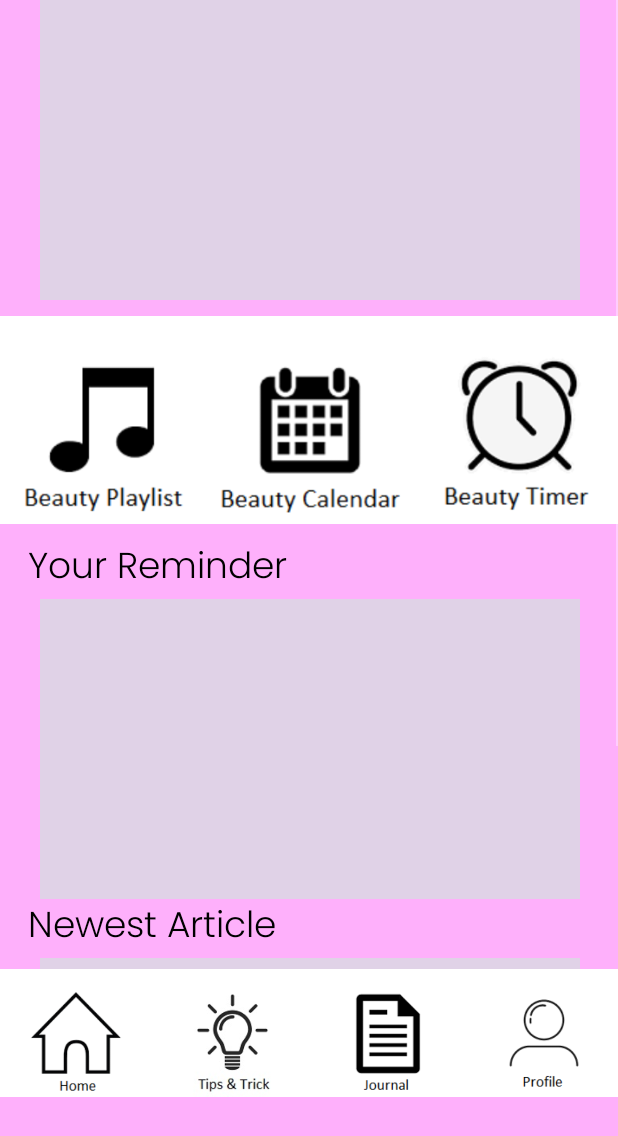
After one commit to verrani/GlowUp, an Android app: the homepage screen opened directly, with no data from a screen before it, on a phone screen of 412 x 824 dp. The commit adds this screen. Shown: the top 1136 px of the screen. Run offline under Robolectric (Android 15) with nearby library versions, the phone set to English and light mode, and no system bars.

Commit message:
homepage

```diff
--- a/app/src/main/AndroidManifest.xml
+++ b/app/src/main/AndroidManifest.xml
@@ -9,6 +9,9 @@
         android:roundIcon="@mipmap/ic_launcher_round"
         android:supportsRtl="true"
         android:theme="@style/Theme.AppCompat.NoActionBar">
+        <activity
+            android:name=".homepage"
+            android:exported="true" />
         <activity
             android:name=".ActivityLogin"
             android:exported="true" />
--- a/app/src/main/java/com/example/splashscreen/ActivityLogin.java
+++ b/app/src/main/java/com/example/splashscreen/ActivityLogin.java
@@ -2,7 +2,9 @@ package com.example.splashscreen;
 
 import androidx.appcompat.app.AppCompatActivity;
 
+import android.content.Intent;
 import android.os.Bundle;
+import android.view.View;
 
 public class ActivityLogin extends AppCompatActivity {
 
@@ -11,4 +13,8 @@ public class ActivityLogin extends AppCompatActivity {
         super.onCreate(savedInstanceState);
         setContentView(R.layout.activity_login);
     }
+    public void MoveLayout(View view) {
+        Intent intent = new Intent(ActivityLogin.this, homepage.class);
+        startActivity(intent);
+    }
 }
--- /dev/null
+++ b/app/src/main/java/com/example/splashscreen/homepage.java
@@ -0,0 +1,14 @@
+package com.example.splashscreen;
+
+import androidx.appcompat.app.AppCompatActivity;
+
+import android.os.Bundle;
+
+public class homepage extends AppCompatActivity {
+
+    @Override
+    protected void onCreate(Bundle savedInstanceState) {
+        super.onCreate(savedInstanceState);
+        setContentView(R.layout.activity_homepage);
+    }
+}
--- /dev/null
+++ b/app/src/main/res/layout/activity_homepage.xml
@@ -0,0 +1,152 @@
+<?xml version="1.0" encoding="utf-8"?>
+<androidx.constraintlayout.widget.ConstraintLayout xmlns:android="http://schemas.android.com/apk/res/android"
+    xmlns:app="http://schemas.android.com/apk/res-auto"
+    xmlns:tools="http://schemas.android.com/tools"
+    android:layout_width="match_parent"
+    android:layout_height="match_parent"
+    android:background="#FEB0FB"
+    tools:context=".homepage">
+
+    <LinearLayout
+        android:id="@+id/linearLayout3"
+        android:layout_width="416dp"
+        android:layout_height="85dp"
+        android:layout_marginStart="5dp"
+        android:layout_marginTop="646dp"
+        android:layout_marginEnd="5dp"
+        android:background="#FFFFFF"
+        android:orientation="horizontal"
+        app:layout_constraintEnd_toEndOf="parent"
+        app:layout_constraintStart_toStartOf="parent"
+        app:layout_constraintTop_toTopOf="parent">
+
+        <ImageView
+            android:id="@+id/imageView2"
+            android:layout_width="wrap_content"
+            android:layout_height="wrap_content"
+            android:layout_weight="1"
+            android:contentDescription="@string/home_icon"
+            app:srcCompat="@drawable/home" />
+
+        <ImageView
+            android:id="@+id/imageView3"
+            android:layout_width="wrap_content"
+            android:layout_height="wrap_content"
+            android:layout_weight="1"
+            android:contentDescription="@string/tipsntrict_icon"
+            app:srcCompat="@drawable/tipsntrick" />
+
+        <ImageView
+            android:id="@+id/imageView4"
+            android:layout_width="wrap_content"
+            android:layout_height="wrap_content"
+            android:layout_weight="1"
+            android:contentDescription="@string/journal_icon"
+            app:srcCompat="@drawable/journal" />
+
+        <ImageView
+            android:id="@+id/imageView5"
+            android:layout_width="wrap_content"
+            android:layout_height="wrap_content"
+            android:layout_weight="1"
+            android:contentDescription="@string/profile_icon"
+            app:srcCompat="@drawable/profile"
+            tools:ignore="ImageContrastCheck" />
+
+    </LinearLayout>
+
+    <ScrollView
+        android:layout_width="416dp"
+        android:layout_height="646dp"
+        android:layout_marginStart="5dp"
+        android:layout_marginEnd="5dp"
+        android:layout_weight="1"
+        app:layout_constraintEnd_toEndOf="parent"
+        app:layout_constraintStart_toStartOf="parent"
+        app:layout_constraintTop_toTopOf="parent">
+
+        <LinearLayout
+            android:layout_width="match_parent"
+            android:layout_height="wrap_content"
+            android:orientation="vertical" >
+
+            <ImageView
+                android:id="@+id/imageView6"
+                android:layout_width="match_parent"
+                android:layout_height="wrap_content"
+                android:contentDescription="@string/image_slider"
+                app:srcCompat="@drawable/imageslider"
+                tools:ignore="ImageContrastCheck" />
+
+            <LinearLayout
+                android:layout_width="match_parent"
+                android:layout_height="match_parent"
+                android:orientation="horizontal">
+
+                <ImageView
+                    android:id="@+id/imageView7"
+                    android:layout_width="wrap_content"
+                    android:layout_height="wrap_content"
+                    android:layout_weight="1"
+                    android:contentDescription="@string/beauty_playlist"
+                    app:srcCompat="@drawable/playlist" />
+
+                <ImageView
+                    android:id="@+id/imageView8"
+                    android:layout_width="wrap_content"
+                    android:layout_height="wrap_content"
+                    android:layout_weight="1"
+                    android:contentDescription="@string/beauty_calendar"
+                    app:srcCompat="@drawable/calendar" />
+
+                <ImageView
+                    android:id="@+id/imageView9"
+                    android:layout_width="wrap_content"
+                    android:layout_height="wrap_content"
+                    android:layout_weight="1"
+                    android:contentDescription="@string/beauty_timer"
+                    app:srcCompat="@drawable/timer" />
+
+            </LinearLayout>
+
+            <TextView
+                android:id="@+id/textView8"
+                android:layout_width="match_parent"
+                android:layout_height="wrap_content"
+                android:fontFamily="@font/poppins_light"
+                android:paddingStart="20dp"
+                android:paddingEnd="20dp"
+                android:text="@string/your_reminder"
+                android:textColor="@color/black"
+                android:textSize="24sp" />
+
+            <ImageView
+                android:id="@+id/imageView10"
+                android:layout_width="match_parent"
+                android:layout_height="wrap_content"
+                android:contentDescription="@string/reminder"
+                app:srcCompat="@drawable/imageslider"
+                tools:ignore="ImageContrastCheck" />
+
+            <TextView
+                android:id="@+id/textView9"
+                android:layout_width="match_parent"
+                android:layout_height="wrap_content"
+                android:fontFamily="@font/poppins_light"
+                android:paddingStart="20dp"
+                android:paddingEnd="20dp"
+                android:text="@string/newest_article"
+                android:textColor="@color/black"
+                android:textSize="24sp" />
+
+            <ImageView
+                android:id="@+id/imageView11"
+                android:layout_width="match_parent"
+                android:layout_height="wrap_content"
+                android:contentDescription="@string/new_article"
+                app:srcCompat="@drawable/imageslider"
+                tools:ignore="ImageContrastCheck" />
+        </LinearLayout>
+    </ScrollView>
+
+</androidx.constraintlayout.widget.ConstraintLayout>
--- a/app/src/main/res/layout/activity_login.xml
+++ b/app/src/main/res/layout/activity_login.xml
@@ -5,6 +5,7 @@
     android:layout_width="match_parent"
     android:layout_height="match_parent"
     android:background="#FFEAFE"
+    android:onClick="MoveLayout"
     tools:context=".ActivityLogin">
 
     <TextView
@@ -14,6 +15,7 @@
         android:layout_marginStart="148dp"
         android:layout_marginTop="76dp"
         android:fontFamily="@font/poppins_light"
+        android:gravity="center"
         android:text="@string/hi_beautyy"
         android:textColor="@color/black"
         android:textSize="24sp"
@@ -26,6 +28,7 @@
         android:layout_height="wrap_content"
         android:layout_marginEnd="108dp"
         android:fontFamily="@font/poppins_light"
+        android:gravity="center"
         android:text="@string/welcome_again"
         android:textColor="@color/black"
         android:textSize="24sp"
@@ -38,10 +41,10 @@
         android:layout_height="849dp"
         android:layout_marginEnd="-40dp"
         android:layout_marginBottom="31dp"
+        android:contentDescription="@string/logologin"
         app:layout_constraintBottom_toBottomOf="parent"
         app:layout_constraintEnd_toEndOf="parent"
-        app:srcCompat="@drawable/logoglowup"
-        android:contentDescription="@string/logologin" />
+        app:srcCompat="@drawable/logoglowup" />
 
     <EditText
         android:id="@+id/editTextTextPersonName3"
@@ -53,13 +56,13 @@
         android:ems="10"
         android:fontFamily="@font/poppins_light"
         android:gravity="center"
+        android:importantForAutofill="no"
         android:inputType="textPersonName"
         android:minHeight="48dp"
         android:text="@string/enter_your_email_or_username"
         android:textColor="@color/black"
         app:layout_constraintBottom_toTopOf="@+id/editTextTextPersonName4"
-        app:layout_constraintEnd_toEndOf="parent"
-        android:importantForAutofill="no" />
+        app:layout_constraintEnd_toEndOf="parent" />
 
     <EditText
         android:id="@+id/editTextTextPersonName4"
@@ -71,13 +74,13 @@
         android:ems="10"
         android:fontFamily="@font/poppins_light"
         android:gravity="center"
+        android:importantForAutofill="no"
         android:inputType="textPersonName"
         android:minHeight="48dp"
         android:text="@string/password"
         android:textColor="@color/black"
         app:layout_constraintBottom_toBottomOf="parent"
-        app:layout_constraintStart_toStartOf="parent"
-        android:importantForAutofill="no" />
+        app:layout_constraintStart_toStartOf="parent" />
 
     <Button
         android:id="@+id/button2"
@@ -87,6 +90,7 @@
         android:layout_marginBottom="64dp"
         android:backgroundTint="#FEB0FB"
         android:fontFamily="@font/poppins_light"
+        android:onClick="MoveLayout"
         android:text="@string/login"
         app:layout_constraintBottom_toBottomOf="parent"
         app:layout_constraintEnd_toEndOf="parent" />
--- a/app/src/main/res/values/strings.xml
+++ b/app/src/main/res/values/strings.xml
@@ -31,4 +31,17 @@
     <string name="enter_your_email_or_username">Enter Your Email or Username</string>
     <string name="login">Login</string>
     <string name="logologin">TODO</string>
+    <string name="todo">TODO</string>
+    <string name="your_reminder">Your Reminder</string>
+    <string name="newest_article">Newest Article</string>
+    <string name="home_icon">home_icon</string>
+    <string name="tipsntrict_icon">tipsntrict_icon</string>
+    <string name="journal_icon">journal_icon</string>
+    <string name="profile_icon">profile_icon</string>
+    <string name="image_slider">image_slider</string>
+    <string name="beauty_timer">beauty_timer</string>
+    <string name="beauty_calendar">beauty_calendar</string>
+    <string name="reminder">reminder</string>
+    <string name="beauty_playlist">beauty_playlist</string>
+    <string name="new_article">new_article</string>
 </resources>
```
Also changed, not shown: app/src/main/res/drawable/calendar.png (added), app/src/main/res/drawable/home.png (added), app/src/main/res/drawable/imageslider.png (added), app/src/main/res/drawable/journal.png (added), app/src/main/res/drawable/playlist.png (added), app/src/main/res/drawable/profile.png (added), app/src/main/res/drawable/timer.png (added), app/src/main/res/drawable/tipsntrick.png (added).
